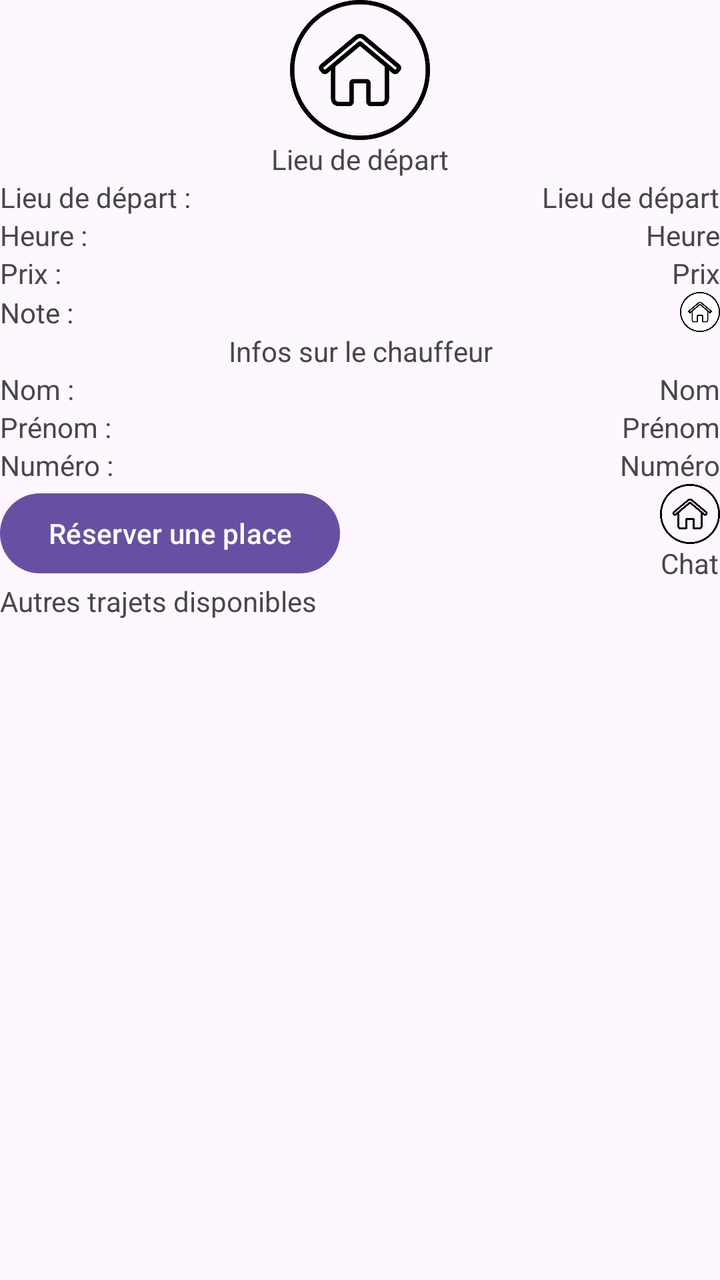
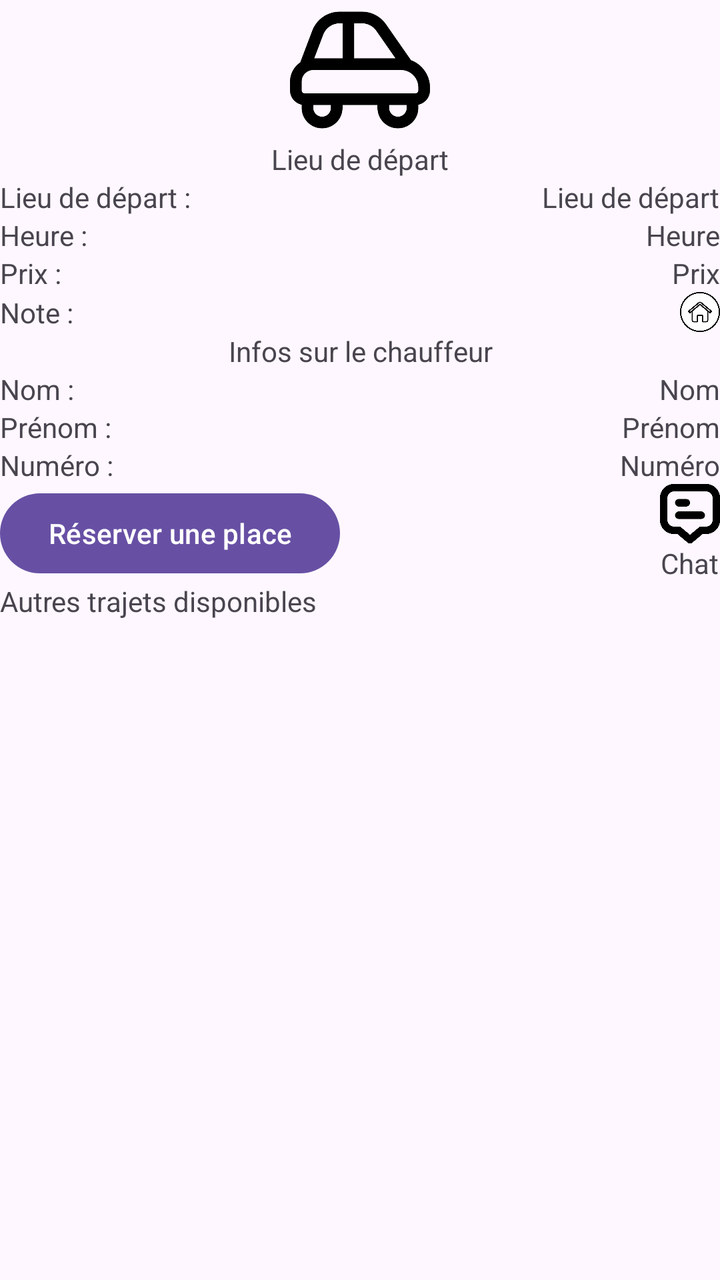

The first picture is an Android layout as it rendered before a commit; the second is the same layout after the commit. The layout source and the unified diff follow.
<!-- AndroidManifest.xml: application theme Theme.CarPooling -->
<!-- res/layout/reserver_place.xml -->
<?xml version="1.0" encoding="utf-8"?>
<androidx.constraintlayout.widget.ConstraintLayout xmlns:android="http://schemas.android.com/apk/res/android"
    android:layout_width="match_parent"
    android:layout_height="match_parent"
    xmlns:app="http://schemas.android.com/apk/res-auto">

    <LinearLayout
        android:layout_width="match_parent"
        android:layout_height="match_parent"
        android:orientation="vertical">

        <LinearLayout
            android:layout_width="match_parent"
            android:layout_height="wrap_content"
            android:gravity="center">
            <ImageView
                android:layout_width="70dp"
                android:layout_height="70dp"
                android:src="@drawable/icon_accueil"/>
        </LinearLayout>

        <LinearLayout
            android:layout_width="match_parent"
            android:layout_height="wrap_content"
            android:gravity="center">
            <TextView
                android:layout_width="match_parent"
                android:layout_height="wrap_content"
                android:text="Lieu de départ"
                android:gravity="center"/>

        </LinearLayout>

        <LinearLayout
            android:layout_width="match_parent"
            android:layout_height="wrap_content"
            android:orientation="vertical">

            <androidx.constraintlayout.widget.ConstraintLayout
                android:layout_width="match_parent"
                android:layout_height="wrap_content">
                <TextView
                    android:layout_width="wrap_content"
                    android:layout_height="wrap_content"
                    android:text="Lieu de départ : "
                    app:layout_constraintTop_toTopOf="parent"
                    app:layout_constraintBottom_toBottomOf="parent"
                    app:layout_constraintLeft_toLeftOf="parent"/>
                <TextView
                    android:layout_width="wrap_content"
                    android:layout_height="wrap_content"
                    android:text="Lieu de départ"
                    app:layout_constraintTop_toTopOf="parent"
                    app:layout_constraintBottom_toBottomOf="parent"
                    app:layout_constraintRight_toRightOf="parent"/>

            </androidx.constraintlayout.widget.ConstraintLayout>

            <androidx.constraintlayout.widget.ConstraintLayout
                android:layout_width="match_parent"
                android:layout_height="wrap_content">
                <TextView
                    android:layout_width="wrap_content"
                    android:layout_height="wrap_content"
                    android:text="Heure : "
                    app:layout_constraintTop_toTopOf="parent"
                    app:layout_constraintBottom_toBottomOf="parent"
                    app:layout_constraintLeft_toLeftOf="parent"/>
                <TextView
                    android:layout_width="wrap_content"
                    android:layout_height="wrap_content"
                    android:text="Heure"
                    app:layout_constraintTop_toTopOf="parent"
                    app:layout_constraintBottom_toBottomOf="parent"
                    app:layout_constraintRight_toRightOf="parent"/>

            </androidx.constraintlayout.widget.ConstraintLayout>

            <androidx.constraintlayout.widget.ConstraintLayout
                android:layout_width="match_parent"
                android:layout_height="wrap_content">
                <TextView
                    android:layout_width="wrap_content"
                    android:layout_height="wrap_content"
                    android:text="Prix : "
                    app:layout_constraintTop_toTopOf="parent"
                    app:layout_constraintBottom_toBottomOf="parent"
                    app:layout_constraintLeft_toLeftOf="parent"/>
                <TextView
                    android:layout_width="wrap_content"
                    android:layout_height="wrap_content"
                    android:text="Prix"
                    app:layout_constraintTop_toTopOf="parent"
                    app:layout_constraintBottom_toBottomOf="parent"
                    app:layout_constraintRight_toRightOf="parent"/>

            </androidx.constraintlayout.widget.ConstraintLayout>

            <androidx.constraintlayout.widget.ConstraintLayout
                android:layout_width="match_parent"
                android:layout_height="wrap_content">
                <TextView
                    android:layout_width="wrap_content"
                    android:layout_height="wrap_content"
                    android:text="Note : "
                    app:layout_constraintTop_toTopOf="parent"
                    app:layout_constraintBottom_toBottomOf="parent"
                    app:layout_constraintLeft_toLeftOf="parent"/>
                <LinearLayout
                    android:id="@+id/starContainer"
                    android:layout_width="wrap_content"
                    android:layout_height="wrap_content"
                    android:gravity="end"
                    android:minWidth="70dp"
                    android:orientation="horizontal"
                    app:layout_constraintTop_toTopOf="parent"
                    app:layout_constraintBottom_toBottomOf="parent"
                    app:layout_constraintRight_toRightOf="parent">

                    <ImageView
                        android:layout_width="20dp"
                        android:layout_height="20dp"
                        android:background="@drawable/circle_shape"
                        android:scaleType="centerCrop"
                        android:src="@drawable/icon_accueil" />

                </LinearLayout>

            </androidx.constraintlayout.widget.ConstraintLayout>


        </LinearLayout>

        <LinearLayout
            android:layout_width="match_parent"
            android:layout_height="wrap_content"
            android:gravity="center">
            <TextView
                android:layout_width="match_parent"
                android:layout_height="wrap_content"
                android:text="Infos sur le chauffeur"
                android:gravity="center"/>

        </LinearLayout>

        <LinearLayout
            android:layout_width="match_parent"
            android:layout_height="wrap_content"
            android:orientation="vertical">

            <androidx.constraintlayout.widget.ConstraintLayout
                android:layout_width="match_parent"
                android:layout_height="wrap_content">
                <TextView
                    android:layout_width="wrap_content"
                    android:layout_height="wrap_content"
                    android:text="Nom : "
                    app:layout_constraintTop_toTopOf="parent"
                    app:layout_constraintBottom_toBottomOf="parent"
                    app:layout_constraintLeft_toLeftOf="parent"/>
                <TextView
                    android:layout_width="wrap_content"
                    android:layout_height="wrap_content"
                    android:text="Nom"
                    app:layout_constraintTop_toTopOf="parent"
                    app:layout_constraintBottom_toBottomOf="parent"
                    app:layout_constraintRight_toRightOf="parent"/>

            </androidx.constraintlayout.widget.ConstraintLayout>

            <androidx.constraintlayout.widget.ConstraintLayout
                android:layout_width="match_parent"
                android:layout_height="wrap_content">
                <TextView
                    android:layout_width="wrap_content"
                    android:layout_height="wrap_content"
                    android:text="Prénom : "
                    app:layout_constraintTop_toTopOf="parent"
                    app:layout_constraintBottom_toBottomOf="parent"
                    app:layout_constraintLeft_toLeftOf="parent"/>
                <TextView
                    android:layout_width="wrap_content"
                    android:layout_height="wrap_content"
                    android:text="Prénom"
                    app:layout_constraintTop_toTopOf="parent"
                    app:layout_constraintBottom_toBottomOf="parent"
                    app:layout_constraintRight_toRightOf="parent"/>

            </androidx.constraintlayout.widget.ConstraintLayout>

            <androidx.constraintlayout.widget.ConstraintLayout
                android:layout_width="match_parent"
                android:layout_height="wrap_content">
                <TextView
                    android:layout_width="wrap_content"
                    android:layout_height="wrap_content"
                    android:text="Numéro : "
                    app:layout_constraintTop_toTopOf="parent"
                    app:layout_constraintBottom_toBottomOf="parent"
                    app:layout_constraintLeft_toLeftOf="parent"/>
                <TextView
                    android:layout_width="wrap_content"
                    android:layout_height="wrap_content"
                    android:text="Numéro"
                    app:layout_constraintTop_toTopOf="parent"
                    app:layout_constraintBottom_toBottomOf="parent"
                    app:layout_constraintRight_toRightOf="parent"/>

            </androidx.constraintlayout.widget.ConstraintLayout>

        </LinearLayout>

        <LinearLayout
            android:layout_width="match_parent"
            android:layout_height="wrap_content"
            android:orientation="horizontal">
            <androidx.constraintlayout.widget.ConstraintLayout
                android:layout_width="match_parent"
                android:layout_height="wrap_content">

                <Button
                    android:layout_width="wrap_content"
                    android:layout_height="wrap_content"
                    app:layout_constraintLeft_toLeftOf="parent"
                    app:layout_constraintTop_toTopOf="parent"
                    app:layout_constraintBottom_toBottomOf="parent"
                    android:text="Réserver une place"/>

                <LinearLayout
                    android:layout_width="wrap_content"
                    android:layout_height="wrap_content"
                    app:layout_constraintTop_toTopOf="parent"
                    app:layout_constraintBottom_toBottomOf="parent"
                    app:layout_constraintRight_toRightOf="parent"
                    android:orientation="vertical"
                    android:gravity="center">

                    <ImageView
                        android:layout_width="30dp"
                        android:layout_height="30dp"
                        android:src="@drawable/icon_accueil"
                        android:layout_gravity="center"/>
                    <TextView
                        android:layout_width="wrap_content"
                        android:layout_height="wrap_content"
                        android:text="Chat"/>

                </LinearLayout>
            </androidx.constraintlayout.widget.ConstraintLayout>

        </LinearLayout>

        <LinearLayout
            android:layout_width="match_parent"
            android:layout_height="wrap_content"
            android:gravity="center">
            <TextView
                android:layout_width="match_parent"
                android:layout_height="wrap_content"
                android:text="Autres trajets disponibles" />

        </LinearLayout>

        <LinearLayout
            android:layout_width="match_parent"
            android:layout_height="wrap_content">

            <androidx.recyclerview.widget.RecyclerView
                android:id="@+id/reserver_place_recyclerview"
                android:layout_width="match_parent"
                android:layout_height="match_parent" />

        </LinearLayout>








    </LinearLayout>


</androidx.constraintlayout.widget.ConstraintLayout>
<!-- resources referenced by this layout -->
<resources>
  <!-- drawable circle_shape (drawable) -->
  <?xml version="1.0" encoding="utf-8"?>
  <shape xmlns:android="http://schemas.android.com/apk/res/android" android:shape="oval">
      <solid android:color="@android:color/white" />
  </shape>
  <!-- drawable icon_accueil: png bitmap (drawable, 19607 bytes) -->
  <style name="Theme.CarPooling" parent="Base.Theme.CarPooling" />
  <style name="Base.Theme.CarPooling" parent="Theme.Material3.DayNight.NoActionBar">
          
          
      </style>
</resources>

<!-- the commit's change to res/layout/reserver_place.xml (unified diff, before → after) -->
@@ -16,7 +16,7 @@
             <ImageView
                 android:layout_width="70dp"
                 android:layout_height="70dp"
-                android:src="@drawable/icon_accueil"/>
+                android:src="@drawable/car_side"/>
         </LinearLayout>
 
         <LinearLayout
@@ -238,7 +238,7 @@
                     <ImageView
                         android:layout_width="30dp"
                         android:layout_height="30dp"
-                        android:src="@drawable/icon_accueil"
+                        android:src="@drawable/chat"
                         android:layout_gravity="center"/>
                     <TextView
                         android:layout_width="wrap_content"
<!-- resource entries referenced after the edit -->
@@ -1,5 +1,7 @@
 <!-- resources referenced by this layout -->
 <resources>
+  <!-- drawable car_side: png bitmap (drawable, 12829 bytes) -->
+  <!-- drawable chat: png bitmap (drawable, 11732 bytes) -->
   <!-- drawable circle_shape (drawable) -->
   <?xml version="1.0" encoding="utf-8"?>
   <shape xmlns:android="http://schemas.android.com/apk/res/android" android:shape="oval">
